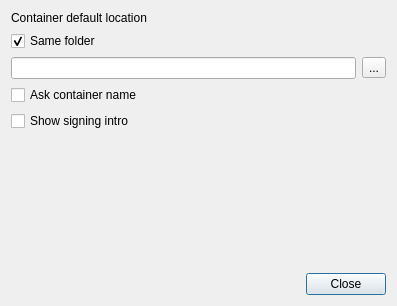
tixsys/esteid, file qdigidoc/trunk/crypto/ui/SettingsDialog.ui: the form before one commit.
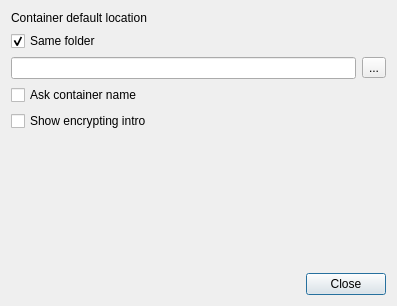
The form after the commit.

Commit message:
qdigidoc: crypto fix strings
Ticket #785

What changed in the file:
```diff
--- a/qdigidoc/trunk/crypto/ui/SettingsDialog.ui
+++ b/qdigidoc/trunk/crypto/ui/SettingsDialog.ui
@@ -59,7 +59,7 @@
    <item>
     <widget class="QCheckBox" name="showIntro">
      <property name="text">
-      <string>Show signing intro</string>
+      <string>Show encrypting intro</string>
      </property>
     </widget>
    </item>
```
The commit also changes 2 other files.
